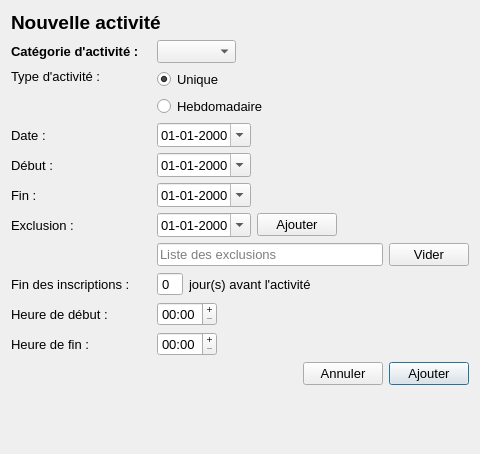
The window that guide/interface/ui/ui_nouvelle_activite.ui (samueldrouin/PyGuide) describes before a commit, drawn with Qt 5.
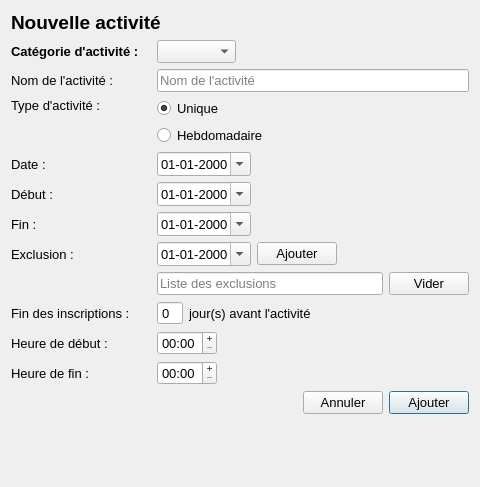
The same window after the commit.

Commit message: Ajout d'un champ pour le nom des activités

Patch:
```diff
--- a/guide/interface/ui/ui_nouvelle_activite.ui
+++ b/guide/interface/ui/ui_nouvelle_activite.ui
@@ -7,13 +7,13 @@
     <x>0</x>
     <y>0</y>
     <width>480</width>
-    <height>454</height>
+    <height>487</height>
    </rect>
   </property>
   <property name="minimumSize">
    <size>
     <width>480</width>
-    <height>454</height>
+    <height>487</height>
    </size>
   </property>
   <property name="font">
@@ -92,6 +92,30 @@
      </item>
     </layout>
    </item>
+   <item>
+    <layout class="QHBoxLayout" name="horizontalLayout_11">
+     <item>
+      <widget class="QLabel" name="label_5">
+       <property name="minimumSize">
+        <size>
+         <width>140</width>
+         <height>0</height>
+        </size>
+       </property>
+       <property name="text">
+        <string>Nom de l'activité : </string>
+       </property>
+      </widget>
+     </item>
+     <item>
+      <widget class="QLineEdit" name="txt_nom">
+       <property name="placeholderText">
+        <string>Nom de l'activité</string>
+       </property>
+      </widget>
+     </item>
+    </layout>
+   </item>
    <item>
     <layout class="QHBoxLayout" name="horizontalLayout_2">
      <item>
```
The commit also changes 5 other files.
